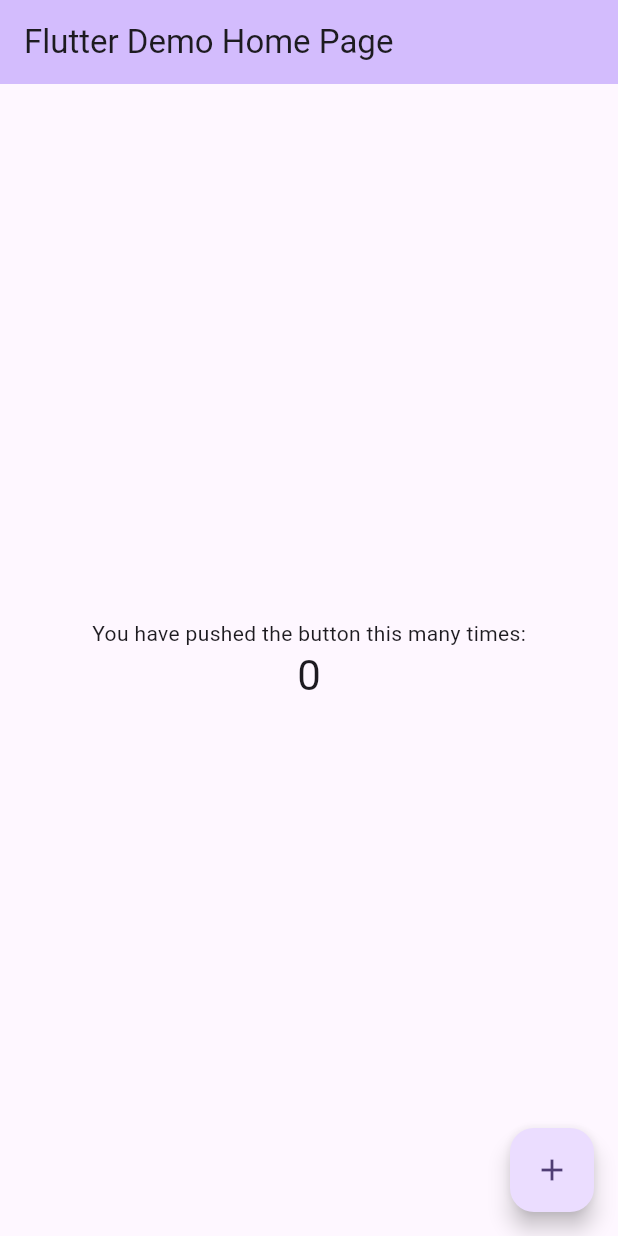
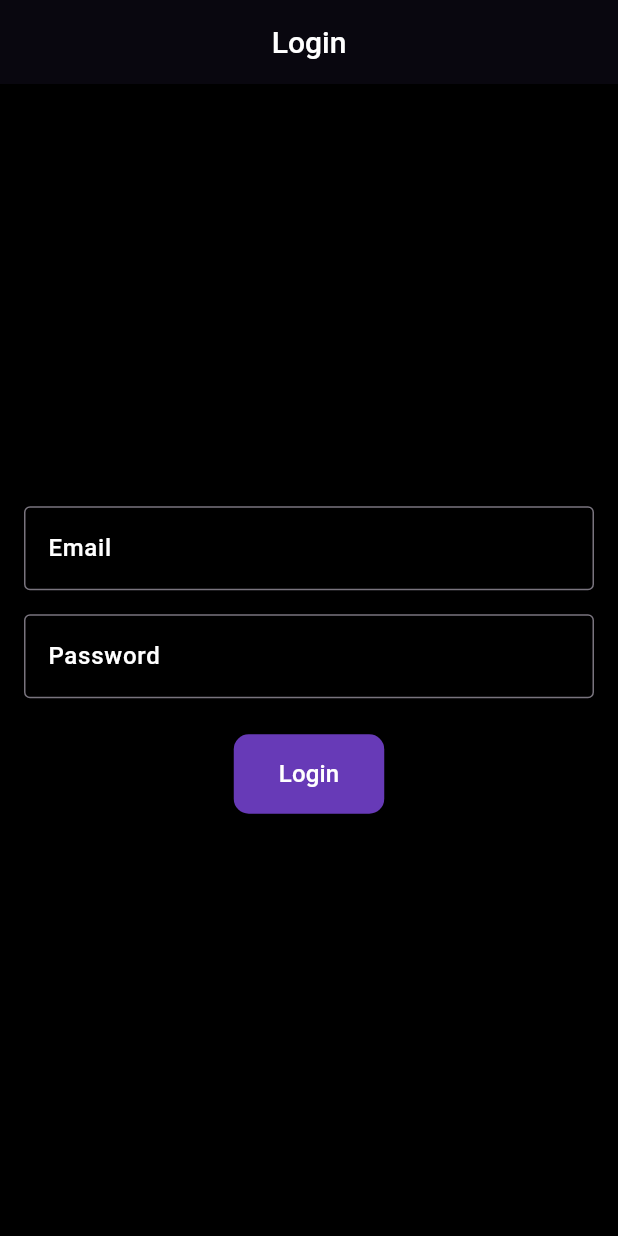
Before and after one commit to ehsanemamipour/aban_tether_challenge, a Flutter app: the screen it shows after launch, on a phone screen of 412 x 824 dp. Run offline on Flutter 3.47's test engine with Material 3 defaults, Android fonts, the light colour scheme and no system bars; our stand-ins replace connectivity_plus, dartz, dio, equatable, flutter_bloc, get_it and 1 more.

Commit message:
feat: implemented auth feature with subfolders

```diff
--- a/lib/core/consts/consts.dart
+++ b/lib/core/consts/consts.dart
@@ -1,3 +1,3 @@
 class ServerPaths {
-  static const memes = 'https://meme-api.com/gimme/5';
+  static const login = 'https://x8ki-letl-twmt.n7.xano.io/api:0uinMmtC/auth/login';
 }
--- /dev/null
+++ b/lib/features/auth/data/datasource/auth_remote_datasource.dart
@@ -0,0 +1,24 @@
+import 'dart:convert';
+
+import 'package:aban_tether_challenge/core/consts/consts.dart';
+import 'package:aban_tether_challenge/core/errors/exceptions.dart';
+import 'package:aban_tether_challenge/core/services/http_service.dart';
+
+abstract class AuthRemoteDataSource {
+  Future<String> fetchToken(String email, String password);
+}
+
+class AuthRemoteDataSourceImpl extends AuthRemoteDataSource {
+  AuthRemoteDataSourceImpl({required this.httpService});
+  final HTTPService httpService;
+  @override
+  Future<String> fetchToken(String email, String password) async {
+    try {
+      final result = await httpService.getData(ServerPaths.login,
+          queryParameters: {'email': email, 'password': password});
+      return jsonDecode(result.body)['authToken'];
+    } catch (e) {
+      throw ServerException(message: e.toString());
+    }
+  }
+}
--- /dev/null
+++ b/lib/features/auth/domain/repositories/auth_repository.dart
@@ -0,0 +1,6 @@
+import 'package:aban_tether_challenge/core/errors/errors.dart';
+import 'package:dartz/dartz.dart';
+
+abstract class AuthRepository {
+  Future<Either<Failure, String>> fetchToken(String email, String password);
+}
--- /dev/null
+++ b/lib/features/auth/domain/usecases/fetch_token.dart
@@ -0,0 +1,24 @@
+import 'package:aban_tether_challenge/core/errors/errors.dart';
+import 'package:aban_tether_challenge/core/utils/usecase_utils.dart';
+import 'package:aban_tether_challenge/features/auth/domain/repositories/auth_repository.dart';
+import 'package:dartz/dartz.dart';
+import 'package:equatable/equatable.dart';
+
+class FetchToken implements UseCase<String, FethTokenParams> {
+  FetchToken({required this.repository});
+  final AuthRepository repository;
+
+  @override
+  Future<Either<Failure, String>> call(params) {
+    return repository.fetchToken(params.email, params.password);
+  }
+}
+
+class FethTokenParams extends Equatable {
+  const FethTokenParams({required this.email, required this.password});
+  final String email;
+  final String password;
+
+  @override
+  List<Object?> get props => [email];
+}
--- /dev/null
+++ b/lib/features/auth/presentation/bloc/auth_bloc.dart
@@ -0,0 +1,35 @@
+import 'package:aban_tether_challenge/features/auth/domain/usecases/fetch_token.dart';
+import 'package:aban_tether_challenge/features/auth/presentation/bloc/auth_event.dart';
+import 'package:aban_tether_challenge/features/auth/presentation/bloc/auth_state.dart';
+import 'package:flutter_bloc/flutter_bloc.dart';
+
+class AuthBloc extends Bloc<AuthEvent, AuthState> {
+  AuthBloc({required this.fetchToken}) : super(AuthInitial()) {
+    on<AuthEvent>(
+      (event, emit) async {
+        if (event is LoginEvent) {
+          await _onLoginEvent(event, emit);
+        }
+      },
+    );
+  }
+  final FetchToken fetchToken;
+
+  Future<void> _onLoginEvent(
+    LoginEvent event,
+    Emitter<AuthState> emit,
+  ) async {
+    emit(AuthLoading());
+    final result = await fetchToken(FethTokenParams(
+      email: event.email,
+      password: event.password,
+    ));
+
+    emit(
+      result.fold(
+        (error) => AuthError(message: error.message),
+        (token) => GetTokenState(token: token),
+      ),
+    );
+  }
+}
--- /dev/null
+++ b/lib/features/auth/presentation/bloc/auth_event.dart
@@ -0,0 +1,17 @@
+import 'package:equatable/equatable.dart';
+
+abstract class AuthEvent extends Equatable {
+  const AuthEvent();
+
+  @override
+  List<Object> get props => [];
+}
+
+class LoginEvent extends AuthEvent {
+  const LoginEvent({required this.email, required this.password});
+  final String email;
+  final String password;
+
+  @override
+  List<Object> get props => [email, password];
+}
--- /dev/null
+++ b/lib/features/auth/presentation/bloc/auth_state.dart
@@ -0,0 +1,26 @@
+import 'package:equatable/equatable.dart';
+
+abstract class AuthState extends Equatable {
+  const AuthState();
+
+  @override
+  List<Object> get props => [];
+}
+
+class AuthInitial extends AuthState {}
+
+class GetTokenState extends AuthState {
+  const GetTokenState({required this.token});
+  final String token;
+  @override
+  List<Object> get props => [token];
+}
+
+class AuthLoading extends AuthState {}
+
+class AuthError extends AuthState {
+  const AuthError({required this.message});
+  final String message;
+  @override
+  List<Object> get props => [message];
+}
--- /dev/null
+++ b/lib/features/auth/presentation/pages/login_page.dart
@@ -0,0 +1,158 @@
+import 'package:aban_tether_challenge/core/theme/theme.dart';
+import 'package:aban_tether_challenge/features/auth/presentation/bloc/auth_bloc.dart';
+import 'package:aban_tether_challenge/features/auth/presentation/bloc/auth_event.dart';
+import 'package:aban_tether_challenge/features/auth/presentation/bloc/auth_state.dart';
+import 'package:aban_tether_challenge/injection_container.dart';
+import 'package:flutter/material.dart';
+import 'package:flutter_bloc/flutter_bloc.dart';
+
+
+class LoginPage extends StatelessWidget {
+  const LoginPage({super.key});
+
+  @override
+  Widget build(BuildContext context) {
+    var theme = Theme.of(context);
+    final emailController = TextEditingController();
+    final passwordController = TextEditingController();
+    final formKey = GlobalKey<FormState>();
+
+    return Scaffold(
+      appBar: _buildAppBar(theme),
+      backgroundColor: theme.black,
+      body: BlocProvider(
+        create: (_) => serviceLocator<AuthBloc>(),
+        child: BlocConsumer<AuthBloc, AuthState>(
+          listener: (context, state) {
+            if (state is GetTokenState) {
+              Navigator.pushReplacementNamed(context, '/home');
+            } else if (state is AuthError) {
+              _showErrorDialog(context, state.message);
+            }
+          },
+          builder: (context, state) {
+            return _buildLoginForm(
+              context: context,
+              theme: theme,
+              emailController: emailController,
+              passwordController: passwordController,
+              formKey: formKey,
+              isLoading: state is AuthLoading,
+            );
+          },
+        ),
+      ),
+    );
+  }
+
+
+  AppBar _buildAppBar(ThemeData theme) {
+    return AppBar(
+      title: Text(
+        'Login',
+        style: theme.medium20,
+      ),
+      backgroundColor: theme.black,
+      centerTitle: true,
+      elevation: 4.0,
+    );
+  }
+
+
+  Widget _buildLoginForm({
+    required BuildContext context,
+    required ThemeData theme,
+    required TextEditingController emailController,
+    required TextEditingController passwordController,
+    required GlobalKey<FormState> formKey,
+    required bool isLoading,
+  }) {
+    return Padding(
+      padding: const EdgeInsets.all(16.0),
+      child: Form(
+        key: formKey,
+        child: Column(
+          mainAxisAlignment: MainAxisAlignment.center,
+          children: [
+            TextFormField(
+              controller: emailController,
+              style: theme.medium16,
+              decoration: InputDecoration(
+                labelText: 'Email',
+                labelStyle: theme.medium16,
+                border: OutlineInputBorder(),
+              ),
+              keyboardType: TextInputType.emailAddress,
+              validator: (value) {
+                if (value == null || value.isEmpty) return 'Email is required';
+                if (!RegExp(r'^[\w-\.]+@([\w-]+\.)+[\w-]{2,4}$')
+                    .hasMatch(value)) {
+                  return 'Enter a valid email';
+                }
+                return null;
+              },
+            ),
+            const SizedBox(height: 16.0),
+            TextFormField(
+              controller: passwordController,
+              style: theme.medium16,
+              decoration: InputDecoration(
+                labelText: 'Password',
+                labelStyle: theme.medium16,
+                border: OutlineInputBorder(),
+              ),
+              obscureText: true,
+              validator: (value) {
+                if (value == null || value.isEmpty) return 'Password is required';
+                return null;
+              },
+            ),
+            const SizedBox(height: 24.0),
+            isLoading
+                ? CircularProgressIndicator(color: theme.white)
+                : ElevatedButton(
+                    style: ElevatedButton.styleFrom(
+                      backgroundColor: theme.purple,
+                      shape: RoundedRectangleBorder(
+                        borderRadius: BorderRadius.circular(10.0),
+                      ),
+                      padding: const EdgeInsets.symmetric(
+                          vertical: 15.0, horizontal: 30.0),
+                    ),
+                    onPressed: () {
+                      if (formKey.currentState!.validate()) {
+                        BlocProvider.of<AuthBloc>(context).add(
+                          LoginEvent(
+                            email: emailController.text.trim(),
+                            password: passwordController.text.trim(),
+                          ),
+                        );
+                      }
+                    },
+                    child: Text(
+                      'Login',
+                      style: theme.medium16,
+                    ),
+                  ),
+          ],
+        ),
+      ),
+    );
+  }
+
+  void _showErrorDialog(BuildContext context, String message) {
+    showDialog(
+      context: context,
+      builder: (context) => AlertDialog(
+        title: const Text('Login Failed'),
+        content: Text(message),
+        actions: [
+          TextButton(
+            onPressed: () => Navigator.pop(context),
+            child: const Text('OK'),
+          ),
+        ],
+      ),
+    );
+  }
+}
--- a/lib/main.dart
+++ b/lib/main.dart
@@ -1,125 +1,11 @@
+import 'package:aban_tether_challenge/core/utils/app_router.dart';
+import 'package:aban_tether_challenge/injection_container.dart' as sl;
 import 'package:flutter/material.dart';
 
-void main() {
-  runApp(const MyApp());
+void main() async {
+  WidgetsFlutterBinding.ensureInitialized();
+  await sl.init();
+  runApp(MaterialApp.router(
+    routerConfig: AppRouter.getRouter(),
+  ));
 }
-
-class MyApp extends StatelessWidget {
-  const MyApp({super.key});
-
-  // This widget is the root of your application.
-  @override
-  Widget build(BuildContext context) {
-    return MaterialApp(
-      title: 'Flutter Demo',
-      theme: ThemeData(
-        // This is the theme of your application.
-        //
-        // TRY THIS: Try running your application with "flutter run". You'll see
-        // the application has a purple toolbar. Then, without quitting the app,
-        // try changing the seedColor in the colorScheme below to Colors.green
-        // and then invoke "hot reload" (save your changes or press the "hot
-        // reload" button in a Flutter-supported IDE, or press "r" if you used
-        // the command line to start the app).
-        //
-        // Notice that the counter didn't reset back to zero; the application
-        // state is not lost during the reload. To reset the state, use hot
-        // restart instead.
-        //
-        // This works for code too, not just values: Most code changes can be
-        // tested with just a hot reload.
-        colorScheme: ColorScheme.fromSeed(seedColor: Colors.deepPurple),
-        useMaterial3: true,
-      ),
-      home: const MyHomePage(title: 'Flutter Demo Home Page'),
-    );
-  }
-}
-
-class MyHomePage extends StatefulWidget {
-  const MyHomePage({super.key, required this.title});
-
-  // This widget is the home page of your application. It is stateful, meaning
-  // that it has a State object (defined below) that contains fields that affect
-  // how it looks.
-
-  // This class is the configuration for the state. It holds the values (in this
-  // case the title) provided by the parent (in this case the App widget) and
-  // used by the build method of the State. Fields in a Widget subclass are
-  // always marked "final".
-
-  final String title;
-
-  @override
-  State<MyHomePage> createState() => _MyHomePageState();
-}
-
-class _MyHomePageState extends State<MyHomePage> {
-  int _counter = 0;
-
-  void _incrementCounter() {
-    setState(() {
-      // This call to setState tells the Flutter framework that something has
-      // changed in this State, which causes it to rerun the build method below
-      // so that the display can reflect the updated values. If we changed
-      // _counter without calling setState(), then the build method would not be
-      // called again, and so nothing would appear to happen.
-      _counter++;
-    });
-  }
-
-  @override
-  Widget build(BuildContext context) {
-    // This method is rerun every time setState is called, for instance as done
-    // by the _incrementCounter method above.
-    //
-    // The Flutter framework has been optimized to make rerunning build methods
-    // fast, so that you can just rebuild anything that needs updating rather
-    // than having to individually change instances of widgets.
-    return Scaffold(
-      appBar: AppBar(
-        // TRY THIS: Try changing the color here to a specific color (to
-        // Colors.amber, perhaps?) and trigger a hot reload to see the AppBar
-        // change color while the other colors stay the same.
-        backgroundColor: Theme.of(context).colorScheme.inversePrimary,
-        // Here we take the value from the MyHomePage object that was created by
-        // the App.build method, and use it to set our appbar title.
-        title: Text(widget.title),
-      ),
-      body: Center(
-        // Center is a layout widget. It takes a single child and positions it
-        // in the middle of the parent.
-        child: Column(
-          // Column is also a layout widget. It takes a list of children and
-          // arranges them vertically. By default, it sizes itself to fit its
-          // children horizontally, and tries to be as tall as its parent.
-          //
-          // Column has various properties to control how it sizes itself and
-          // how it positions its children. Here we use mainAxisAlignment to
-          // center the children vertically; the main axis here is the vertical
-          // axis because Columns are vertical (the cross axis would be
-          // horizontal).
-          //
-          // TRY THIS: Invoke "debug painting" (choose the "Toggle Debug Paint"
-          // action in the IDE, or press "p" in the console), to see the
-          // wireframe for each widget.
-          mainAxisAlignment: MainAxisAlignment.center,
-          children: <Widget>[
-            const Text(
-              'You have pushed the button this many times:',
-            ),
-            Text(
-              '$_counter',
-              style: Theme.of(context).textTheme.headlineMedium,
-            ),
-          ],
-        ),
-      ),
-      floatingActionButton: FloatingActionButton(
-        onPressed: _incrementCounter,
-        tooltip: 'Increment',
-        child: const Icon(Icons.add),
-      ), // This trailing comma makes auto-formatting nicer for build methods.
-    );
-  }
-}
--- a/pubspec.yaml
+++ b/pubspec.yaml
@@ -38,6 +38,7 @@ dependencies:
   flutter_bloc: ^9.1.0
   cached_network_image: ^3.4.1
   shimmer: ^3.0.0
+  go_router: ^14.1.1
 
   # The following adds the Cupertino Icons font to your application.
   # Use with the CupertinoIcons class for iOS style icons.
```
Also changed, not shown: lib/core/utils/app_router.dart (added, +26 -0 lines), lib/features/auth/data/repositories/auth_repository_impl.dart (added, +23 -0 lines), lib/features/auth/domain/entities/user.dart (added, +20 -0 lines), lib/injection_container.dart (added, +56 -0 lines), pubspec.lock, 1 other file.
